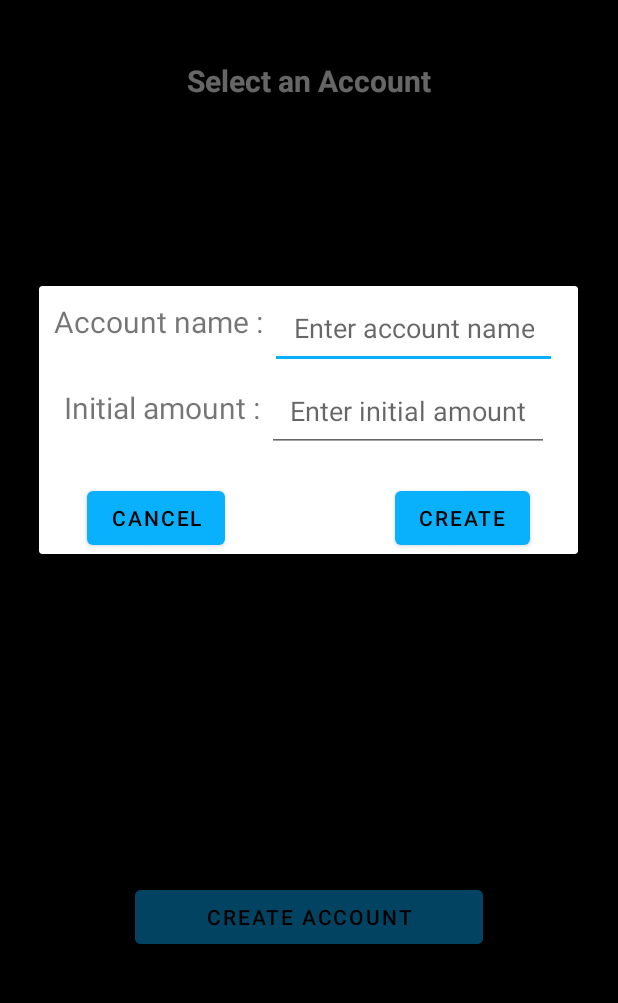
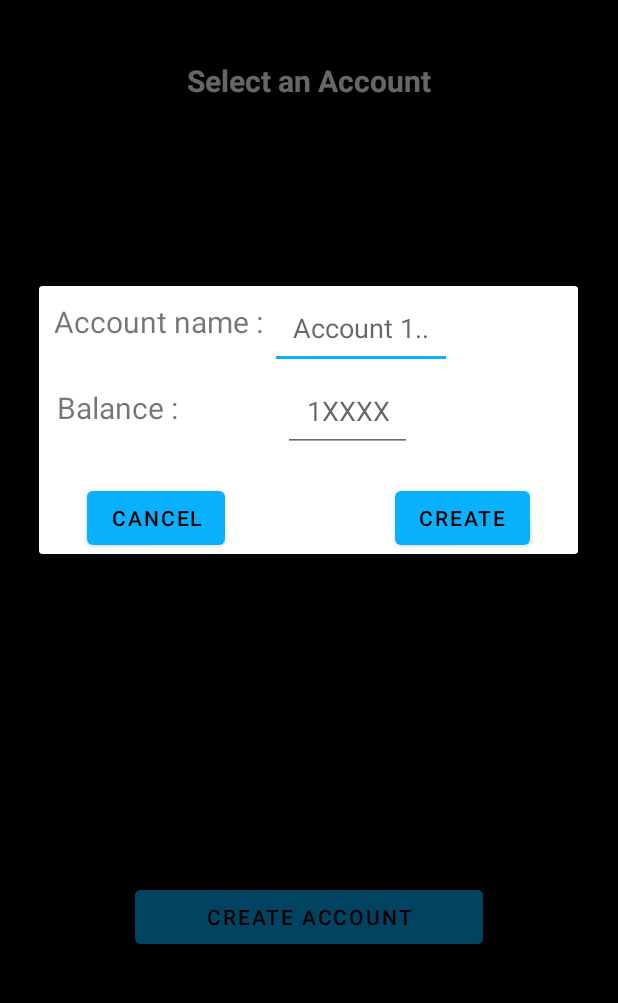
Before and after one commit to piyusshh07/Moneymind, an Android app: the accounts_page screen opened directly, with no data from a screen before it, after a tap on "CREATE ACCOUNT", on a phone screen of 412 x 824 dp, the part 198-1201 px from its top. Run offline under Robolectric (Android 15) with nearby library versions, the phone set to English and light mode, and no system bars.

Commit message:
first name displayed and account balance can now be updated directly

```diff
--- a/app/src/main/java/com/project/moneymind/database/DBHelper.java
+++ b/app/src/main/java/com/project/moneymind/database/DBHelper.java
@@ -1,9 +1,11 @@
 package com.project.moneymind.database;
+import android.annotation.SuppressLint;
 import android.content.ContentValues;
 import android.content.Context;
 import android.database.Cursor;
 import android.database.sqlite.SQLiteDatabase;
 import android.database.sqlite.SQLiteOpenHelper;
+import android.util.Log;
 
 import androidx.annotation.Nullable;
 
@@ -45,18 +47,17 @@ public class DBHelper extends SQLiteOpenHelper {
         String create_user_table = ("Create table " + usertable + "("
                 + userid + " INTEGER PRIMARY KEY AUTOINCREMENT,"
                 + username + " TEXT NOT NULL,"
-                + password + " TEXT,"
-                + fname + " TEXT,"
-                + sname + " TEXT,"
-                + mobno + " INTEGER ,"
-                + email + " TEXT ,"
-                + dob + " TEXT)");
+                + password + " TEXT NOT NULL,"
+                + fname + " TEXT NOT NULL,"
+                + sname + " TEXT NOT NULL,"
+                + email + " TEXT NOT NULL ,"
+                + dob + " TEXT NOT NULL )");
         userdb.execSQL(create_user_table);
 
         String create_acc_table = ("Create table " + Acc_table + "("
                 + Acc_id + " INTEGER PRIMARY KEY AUTOINCREMENT, "
                 + Acc_user_id + " INTEGER ,"
-                + Acc_name + " TEXT , "
+                + Acc_name + " TEXT NOT NULL, "
                 + Acc_balance + " INTEGER ," +
                 " FOREIGN KEY (" + Acc_user_id + ") REFERENCES " + usertable + "(" + userid + ") )");
         // userdb.execSQL("Create table expense_records(expense_id INTEGER PRIMARY KEY,Username INTEGER NOT NULL,Account_id INTEGER NOT NULL,Expense_category TEXT NOT NULL,amount REAL NOT NULL,date TEXT NOT NULL,description TEXT NOT NULL ,FOREIGN KEY (Account_id)REFERENCES Account(Account_id), FOREIGN KEY (Username)REFERENCES users(Username) )");
@@ -210,6 +211,27 @@ public class DBHelper extends SQLiteOpenHelper {
         return accBalance;
     }
 
+    @SuppressLint("Range")
+    public String getfname(int userId) {
+        SQLiteDatabase db = this.getReadableDatabase();
+        String Fname = null;
+
+        // Assuming fname, usertable, and userid are column names or variables storing column names
+        Cursor cursor = db.rawQuery("SELECT " + fname + " FROM " + usertable + " WHERE " + userid + "=?", new String[]{String.valueOf(userId)});
+
+        if (cursor != null && cursor.moveToFirst()) {
+            Fname = cursor.getString(cursor.getColumnIndex(fname));
+        }
+
+        // Always close the cursor after using it
+        if (cursor != null) {
+            cursor.close();
+        }
+
+        Log.d("db", "fname = " + Fname);
+        return Fname;
+    }
+
 
 
 
@@ -232,6 +254,7 @@ public class DBHelper extends SQLiteOpenHelper {
         int rowsAffected = db.update(Acc_table, values, Acc_id + "=? AND " + Acc_user_id + "=?", new String[]{String.valueOf(accId), String.valueOf(userId)});
 
         return rowsAffected > 0;
+
     }
 
 }
--- a/app/src/main/res/layout/add_account.xml
+++ b/app/src/main/res/layout/add_account.xml
@@ -35,7 +35,7 @@
         android:id="@+id/account_name_edittext"
         android:layout_width="wrap_content"
         android:layout_height="wrap_content"
-        android:hint="Enter account name"
+        android:hint="Account 1.."
         android:inputType="text"
         android:padding="15dp"
         android:textAlignment="center"
@@ -51,7 +51,7 @@
 
         android:layout_marginStart="12dp"
         android:layout_marginTop="30dp"
-        android:text=" Initial amount : "
+        android:text="Balance :               "
         android:textAlignment="center"
         android:textSize="20dp"
         app:layout_constraintStart_toStartOf="parent"
@@ -61,7 +61,7 @@
         android:id="@+id/initial_amount_edittext"
         android:layout_width="wrap_content"
         android:layout_height="wrap_content"
-        android:hint="Enter initial amount"
+        android:hint="1XXXX"
         android:inputType="number"
         android:padding="15dp"
         android:textAlignment="center"
--- a/app/src/main/res/layout/fragment_add_transaction_fragement.xml
+++ b/app/src/main/res/layout/fragment_add_transaction_fragement.xml
@@ -148,10 +148,10 @@
                 android:gravity="center"
                 android:text="Save transaction"
                 android:layout_margin="10dp"
-                app:cornerRadius="10dp"
                 android:background="@color/blue"
                 android:textColor="@color/black"
-                android:textStyle="bold"/>
+                android:textStyle="bold"
+                />
         </LinearLayout>
     </ScrollView>
 </FrameLayout>
--- a/app/src/main/res/menu/navigationmenu.xml
+++ b/app/src/main/res/menu/navigationmenu.xml
@@ -4,30 +4,36 @@
 <item
     android:id="@+id/abal_nav"
     android:title="Account Balance"
+    android:clickable="true"
     >
 </item>
     <item
         android:id="@+id/ex_history_nav"
         android:title="Expense History"
+        android:clickable="true"
         >
     </item>
     <item
         android:id="@+id/charts_nav"
         android:title="Charts"
+        android:clickable="true"
         >
     </item>
     <item
         android:id="@+id/budget_goal_nav"
         android:title="Budget and Goals"
+        android:clickable="true"
         >
     </item>
     <item
         android:id="@+id/plnd_payment_nav"
         android:title="Planned Payments"
+        android:clickable="true"
         >
     </item><item
     android:id="@+id/fut_predict"
     android:title="Future Predictions"
+    android:clickable="true"
     >
 </item>
 
```
Also changed, not shown: app/src/main/java/com/project/moneymind/models/baldialog.java (deleted, +0 -51 lines), app/src/main/java/com/project/moneymind/views/activties/accounts_page.java (+6 -4 lines), app/src/main/java/com/project/moneymind/views/activties/home_page.java (+46 -21 lines), app/src/main/res/layout/ac_baledit.xml (deleted, +0 -21 lines), app/src/main/res/layout/balance_update_dialog.xml (added, +51 -0 lines).
